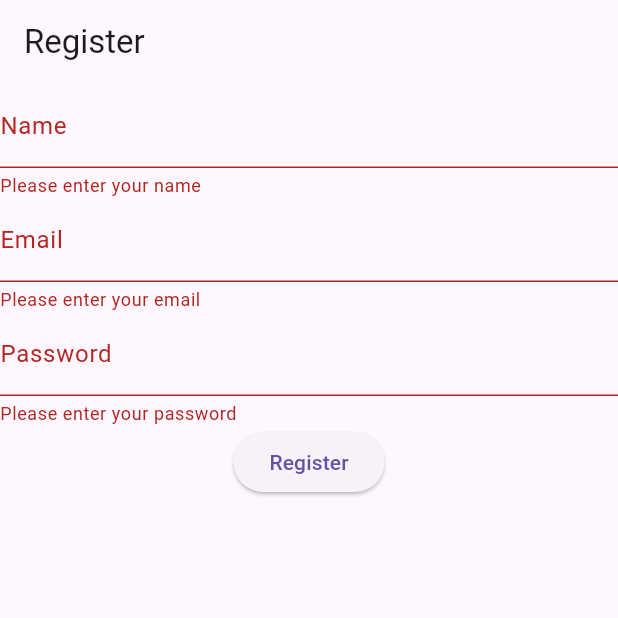
After one commit to wikosac/story-app-flutter, a Flutter app: the screen it shows after launch, after a tap on "Daftar", after a tap on "Register", on a phone screen of 412 x 824 dp, the top half of it. The commit adds this screen. Run offline on Flutter 3.47's test engine with Material 3 defaults, Android fonts, the phone set to English and light mode, and no system bars; our stand-ins replace flutter_svg, go_router; project files that could hold a hidden picture were left out.

Commit message:
Register

```diff
--- /dev/null
+++ b/lib/data/api/api_service.dart
@@ -0,0 +1,22 @@
+import 'package:http/http.dart' as http;
+import 'package:story_app/data/model/api_response.dart';
+import 'package:story_app/data/model/user.dart';
+
+class ApiService {
+  static const String _baseUrl = 'https://story-api.dicoding.dev/v1';
+
+  Future<ApiResponse> registerUser(User user) async {
+    try {
+      final response = await http.post(
+        Uri.parse('$_baseUrl/register'),
+        body: user.toJson(),
+      );
+      ApiResponse data = apiResponseFromJson(response.body);
+      return data;
+    } catch (e) {
+      throw Exception('Gagal: $e');
+    }
+  }
+
+// Future<List<dynamic>> getUsers();
+}
--- /dev/null
+++ b/lib/data/model/api_response.dart
@@ -0,0 +1,25 @@
+import 'dart:convert';
+
+ApiResponse apiResponseFromJson(String str) => ApiResponse.fromJson(json.decode(str));
+
+String apiResponseToJson(ApiResponse data) => json.encode(data.toJson());
+
+class ApiResponse {
+  final bool error;
+  final String message;
+
+  ApiResponse({
+    required this.error,
+    required this.message,
+  });
+
+  factory ApiResponse.fromJson(Map<String, dynamic> json) => ApiResponse(
+    error: json["error"],
+    message: json["message"],
+  );
+
+  Map<String, dynamic> toJson() => {
+    "error": error,
+    "message": message,
+  };
+}
--- /dev/null
+++ b/lib/data/model/user.dart
@@ -0,0 +1,24 @@
+class User {
+  final String name;
+  final String email;
+  final String password;
+
+  User({
+    required this.name,
+    required this.email,
+    required this.password,
+  });
+
+  factory User.fromJson(Map<String, dynamic> json) => User(
+    name: json["name"],
+    email: json["email"],
+    password: json["password"],
+  );
+
+  Map<String, dynamic> toJson() => {
+    "name": name,
+    "email": email,
+    "password": password,
+  };
+
+}
--- /dev/null
+++ b/lib/data/provider/user_provider.dart
@@ -0,0 +1,32 @@
+import 'package:flutter/material.dart';
+import 'package:story_app/data/api/api_service.dart';
+import 'package:story_app/data/model/api_response.dart';
+import 'package:story_app/data/model/user.dart';
+import 'package:story_app/utils/response_state.dart';
+
+class UserProvider extends ChangeNotifier {
+  final ApiService apiService;
+
+  UserProvider({required this.apiService});
+
+  ResponseState? _state;
+
+  ResponseState? get state => _state;
+
+  void _setState(ResponseState value) {
+    _state = value;
+    notifyListeners();
+  }
+
+  Future<ApiResponse> registerUser(User user) async {
+    try {
+      _setState(ResponseState.loading);
+      final response = await apiService.registerUser(user);
+      _setState(ResponseState.done);
+      return response;
+    } catch (e) {
+      _setState(ResponseState.error);
+      throw Exception('Gagal mendaftarkan pengguna: $e');
+    }
+  }
+}
--- a/lib/main.dart
+++ b/lib/main.dart
@@ -1,4 +1,7 @@
 import 'package:flutter/material.dart';
+import 'package:provider/provider.dart';
+import 'package:story_app/data/api/api_service.dart';
+import 'package:story_app/data/provider/user_provider.dart';
 import 'package:story_app/route/router.dart';
 
 void main() {
@@ -10,9 +13,16 @@ class MainApp extends StatelessWidget {
 
   @override
   Widget build(BuildContext context) {
-    return MaterialApp.router(
-      title: 'Story App',
-      routerConfig: router,
+    return MultiProvider(
+      providers: [
+        ChangeNotifierProvider(
+          create: (_) => UserProvider(apiService: ApiService()),
+        )
+      ],
+      child: MaterialApp.router(
+        title: 'Story App',
+        routerConfig: router,
+      ),
     );
   }
 }
--- a/lib/route/router.dart
+++ b/lib/route/router.dart
@@ -1,16 +1,17 @@
 import 'package:go_router/go_router.dart';
-import 'package:story_app/ui/login_screen.dart';
+import 'package:story_app/ui/login_page.dart';
+import 'package:story_app/ui/register_page.dart';
 
 final router = GoRouter(
-  initialLocation: '/',
+  initialLocation: '/login',
   routes: [
     GoRoute(
-      path: '/',
-      builder: (context, state) => const LoginScreen(),
+      path: '/login',
+      builder: (context, state) => const LoginPage(),
     ),
-    // GoRoute(
-    //   path: '/home',
-    //   builder: (context, state) => HomeScreen(),
-    // ),
+    GoRoute(
+      path: '/register',
+      builder: (context, state) => const RegisterPage(),
+    ),
   ],
 );
--- a/lib/ui/login_screen.dart
+++ b/lib/ui/login_page.dart
@@ -1,8 +1,9 @@
 import 'package:flutter/material.dart';
 import 'package:flutter_svg/svg.dart';
+import 'package:story_app/route/router.dart';
 
-class LoginScreen extends StatelessWidget {
-  const LoginScreen({super.key});
+class LoginPage extends StatelessWidget {
+  const LoginPage({super.key});
 
   @override
   Widget build(BuildContext context) {
@@ -90,7 +91,12 @@ class LoginScreen extends StatelessWidget {
                       //   },
                       // ),
                       const SizedBox(height: 16.0),
-                      const Text('Daftar'),
+                      GestureDetector(
+                        onTap: () {
+                          router.go('/register');
+                        },
+                        child: const Text('Daftar'),
+                      ),
                     ],
                   ),
                 ),
--- /dev/null
+++ b/lib/ui/register_page.dart
@@ -0,0 +1,104 @@
+import 'package:flutter/material.dart';
+import 'package:provider/provider.dart';
+import 'package:story_app/data/model/user.dart';
+import 'package:story_app/data/provider/user_provider.dart';
+import 'package:story_app/utils/response_state.dart';
+
+class RegisterPage extends StatelessWidget {
+  const RegisterPage({super.key});
+
+  @override
+  Widget build(BuildContext context) {
+    return Scaffold(
+      appBar: AppBar(
+        title: const Text('Register'),
+      ),
+      body: const RegistrationForm(),
+    );
+  }
+}
+
+class RegistrationForm extends StatefulWidget {
+  const RegistrationForm({super.key});
+
+  @override
+  RegistrationFormState createState() => RegistrationFormState();
+}
+
+class RegistrationFormState extends State<RegistrationForm> {
+  final _formKey = GlobalKey<FormState>();
+  final _userData = {'name': '', 'email': '', 'password': ''};
+
+  @override
+  Widget build(BuildContext context) {
+    return Form(
+      key: _formKey,
+      child: Column(
+        children: [
+          TextFormField(
+            decoration: const InputDecoration(labelText: 'Name'),
+            validator: (value) {
+              if (value == null || value.isEmpty) {
+                return 'Please enter your name';
+              }
+              return null;
+            },
+            onChanged: (value) => _userData['name'] = value,
+          ),
+          TextFormField(
+            decoration: const InputDecoration(labelText: 'Email'),
+            validator: (value) {
+              if (value == null || value.isEmpty) {
+                return 'Please enter your email';
+              }
+              return null;
+            },
+            onChanged: (value) => _userData['email'] = value,
+          ),
+          TextFormField(
+            decoration: const InputDecoration(labelText: 'Password'),
+            obscureText: true,
+            validator: (value) {
+              if (value == null || value.isEmpty) {
+                return 'Please enter your password';
+              }
+              return null;
+            },
+            onChanged: (value) => _userData['password'] = value,
+          ),
+          Consumer<UserProvider>(
+            builder: (context, provider, _) {
+              return ElevatedButton(
+                onPressed: () {
+                  if (_formKey.currentState!.validate()) {
+                    print('data: $_userData');
+                    final user = User.fromJson(_userData);
+                    Provider.of<UserProvider>(context, listen: false)
+                        .registerUser(user)
+                        .then((result) {
+                      final snackBar = SnackBar(
+                        content: Text(result.message),
+                        duration: const Duration(seconds: 3),
+                        action: SnackBarAction(
+                          label: 'Close',
+                          onPressed: () {},
+                        ),
+                      );
+                      ScaffoldMessenger.of(context).showSnackBar(snackBar);
+                      print(result);
+                    }).catchError((error) {
+                      print(error);
+                    });
+                  }
+                },
+                child: provider.state == ResponseState.loading
+                    ? const CircularProgressIndicator()
+                    : const Text('Register'),
+              );
+            },
+          ),
+        ],
+      ),
+    );
+  }
+}
--- /dev/null
+++ b/lib/utils/response_state.dart
@@ -0,0 +1 @@
+enum ResponseState { loading, done, error }
--- a/pubspec.yaml
+++ b/pubspec.yaml
@@ -13,6 +13,7 @@ dependencies:
   flutter_native_splash: ^2.3.7
   flutter_svg: ^2.0.9
   go_router: ^13.2.0
+  http: ^1.1.2
   intl: ^0.19.0
   provider: ^6.1.1
   shared_preferences: ^2.2.2
```
Also changed, not shown: pubspec.lock.
